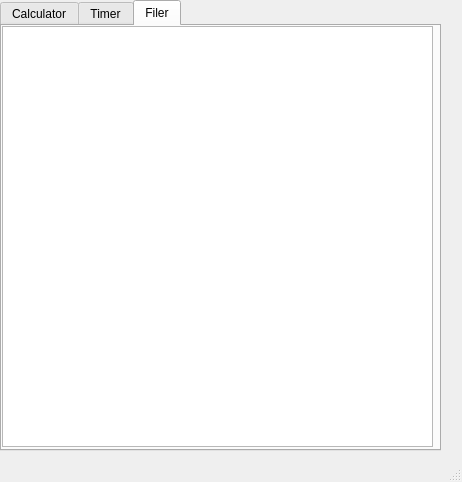
First picture: the form in mainwindow.ui, repository Chtx666/Calc, before the edit.
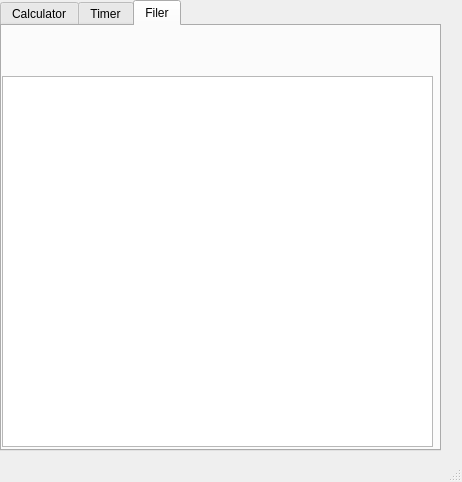
Second picture: the form after the edit.

What changed in the file:
```diff
--- a/mainwindow.ui
+++ b/mainwindow.ui
@@ -412,12 +412,25 @@
       <property name="geometry">
        <rect>
         <x>0</x>
-        <y>0</y>
+        <y>50</y>
         <width>431</width>
-        <height>421</height>
+        <height>371</height>
        </rect>
       </property>
      </widget>
+     <widget class="QLabel" name="filenameLabel">
+      <property name="geometry">
+       <rect>
+        <x>0</x>
+        <y>10</y>
+        <width>431</width>
+        <height>21</height>
+       </rect>
+      </property>
+      <property name="text">
+       <string/>
+      </property>
+     </widget>
     </widget>
    </widget>
   </widget>
```
